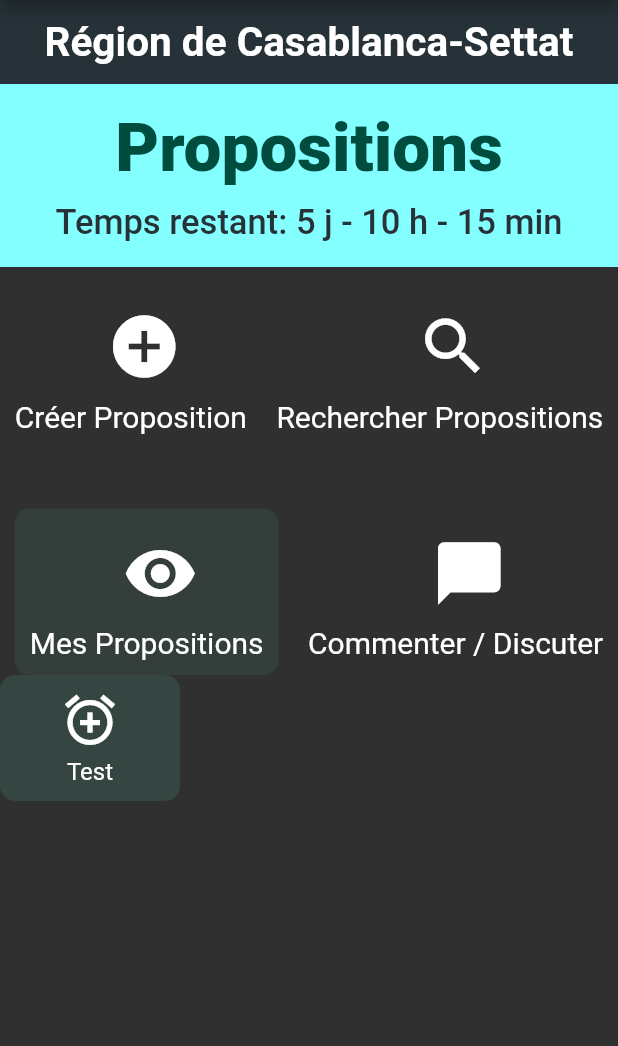
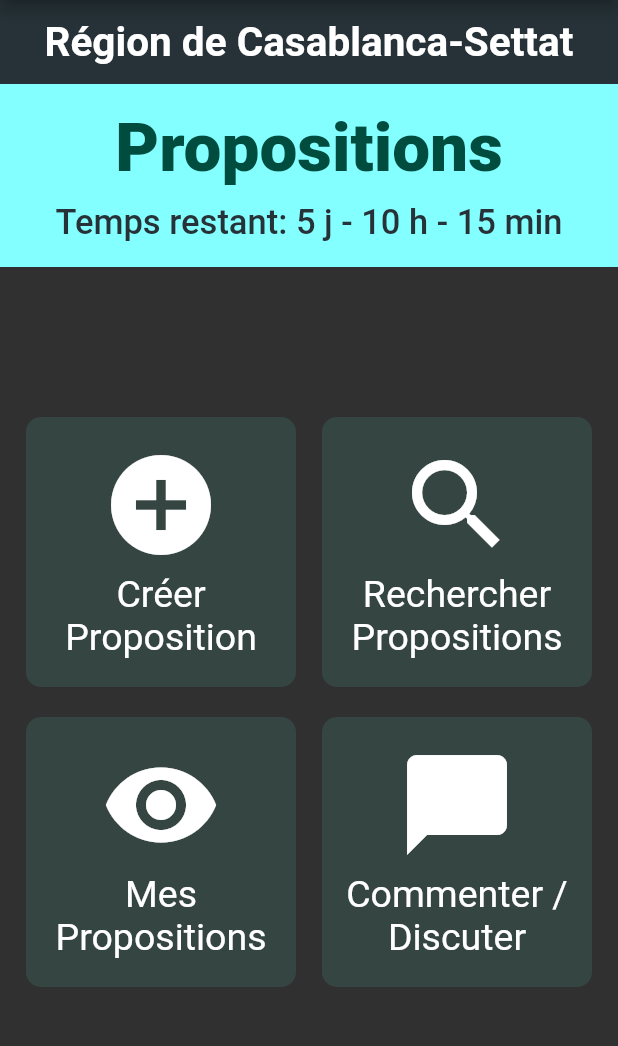
Before and after one commit to Beereex/EduPulse, a Flutter app: the screen it shows once a user with an empty profile is signed in, on a phone screen of 412 x 824 dp, the part 84-1130 px from its top. Run offline on Flutter 3.47's test engine with Material 2 defaults, Android fonts, the phone set to English and light mode, and no system bars; our stand-ins replace cloud_firestore, firebase_auth, firebase_core; accounts and stored records are empty.

```diff
--- a/lib/screens/home/home.dart
+++ b/lib/screens/home/home.dart
@@ -11,7 +11,10 @@ class Home extends StatelessWidget {
   // Example data (replace with your actual data)
   String currentPhase = "Propositions";
   Duration timeRemaining = const Duration(days: 5, hours: 10, minutes: 15);
-  String userRegion = "Région de Casablanca-Settat"; // Example region
+  String userRegion = "Région de Casablanca-Settat";
+  double buttonFontSize = 25;
+  double buttonBoxSize = 180;
+  double buttonIconSize = 80;
 
   void showNotificationsMenu(BuildContext context) {
     // Add your code to show the notifications menu here
@@ -159,6 +162,7 @@ class Home extends StatelessWidget {
               alignment: Alignment.center,
               child: Text(
                 userRegion,
+                textAlign: TextAlign.center,
                 style: const TextStyle(
                   color: Colors.white,
                   fontSize: 27,
@@ -194,105 +198,59 @@ class Home extends StatelessWidget {
                 ],
               ),
             ),
-            const SizedBox(height: 20), // Add spacing between phase info and buttons
+            const SizedBox(height: 100), // Add spacing between phase info and buttons
             Center(
               child: Row(
-                mainAxisAlignment: MainAxisAlignment.spaceAround,
+                mainAxisAlignment: MainAxisAlignment.spaceEvenly,
                 crossAxisAlignment: CrossAxisAlignment.center,
                 children: [
-                  Column(
-                    children: [
-                      IconButton(
-                        icon: Icon(Icons.add_circle, size: 50),
-                        onPressed: () {
-                          // Add logic for creating a proposition
-                        },
-                      ),
-                      SizedBox(height: 20,),
-                      Text(
-                        "Créer Proposition",
-                        style: TextStyle(fontSize: 20),
-                      ),
-                    ],
+                  HomeButton(
+                      iconData: Icons.add_circle,
+                      text: "Créer Proposition",
+                      backgroundColor: Colors.tealAccent.withOpacity(0.1),
+                      fontSize: buttonFontSize,
+                      iconSize: buttonIconSize,
+                      boxSize: buttonBoxSize,
+                      onTap: (){}
                   ),
-                  Column(
-                    mainAxisAlignment: MainAxisAlignment.center,
-                    crossAxisAlignment: CrossAxisAlignment.center,
-                    children: [
-                      IconButton(
-                        icon: Icon(Icons.search, size: 50),
-                        onPressed: () {
-                          // Add logic for searching propositions
-                        },
-                      ),
-                      SizedBox(height: 20,),
-                      Text(
-                        "Rechercher Propositions",
-                        style: TextStyle(fontSize: 20),
-                      ),
-                    ],
+                  HomeButton(
+                      iconData: Icons.search,
+                      text: "Rechercher Propositions",
+                      backgroundColor: Colors.tealAccent.withOpacity(0.1),
+                      fontSize: buttonFontSize,
+                      iconSize: buttonIconSize,
+                      boxSize: buttonBoxSize,
+                      onTap: (){}
                   ),
                 ],
               ),
             ),
-            SizedBox(height: 50),
+            SizedBox(height: 20),
             Center(
               child: Row(
-                mainAxisAlignment: MainAxisAlignment.spaceAround,
+                mainAxisAlignment: MainAxisAlignment.spaceEvenly,
                 crossAxisAlignment: CrossAxisAlignment.center,
                 children: [
-                  Container(
-                    padding: EdgeInsets.all(10.0),
-                    decoration: BoxDecoration(
-                      color: Colors.tealAccent.withOpacity(0.07),
-                      borderRadius: BorderRadius.all(Radius.circular(10.0)),
-                    ),
-                    child: Column(
-                      children: [
-                        IconButton(
-                          icon: Icon(Icons.visibility, size: 50),
-                          onPressed: () {
-                            // Add logic for viewing user's propositions
-                          },
-                        ),
-                        SizedBox(height: 20,),
-                        Text(
-                          "Mes Propositions",
-                          style: TextStyle(fontSize: 20),
-                        ),
-                      ],
-                    ),
+                  HomeButton(
+                      iconData: Icons.visibility,
+                      text: "Mes Propositions",
+                      backgroundColor: Colors.tealAccent.withOpacity(0.1),
+                      fontSize: buttonFontSize,
+                      iconSize: buttonIconSize,
+                      boxSize: buttonBoxSize,
+                      onTap: (){}
                   ),
-                  Column(
-                    children: [
-                      IconButton(
-                        icon: Icon(Icons.chat_bubble, size: 50),
-                        onPressed: () {
-                          // Add logic for chatting or commenting
-                        },
-                      ),
-                      SizedBox(height: 20,),
-                      Text(
-                        "Commenter / Discuter",
-                        style: TextStyle(fontSize: 20),
-                      ),
-                    ],
+                  HomeButton(
+                      iconData: Icons.chat_bubble,
+                      text: "Commenter / Discuter",
+                      backgroundColor: Colors.tealAccent.withOpacity(0.1),
+                      fontSize: buttonFontSize,
+                      iconSize: buttonIconSize,
+                      boxSize: buttonBoxSize,
+                      onTap: (){}
                   ),
                 ],
               ),
-            ),
-            Row(
-              children: [
-                Column(
-                  children: [
-                    HomeButton(
-                      iconData: Icons.add_alarm,
-                      text: 'Test',
-                      backgroundColor: Colors.tealAccent.withOpacity(0.1),
-                      onTap: () { print("huh"); },)
-                  ],
-                ),
-              ],
             ),
           ],
         ),
--- a/lib/screens/home/home_button.dart
+++ b/lib/screens/home/home_button.dart
@@ -4,7 +4,10 @@ class HomeButton extends StatelessWidget {
   final IconData iconData;
   final String text;
   final Color backgroundColor;
-  final VoidCallback onTap; // Callback function for tap
+  final VoidCallback onTap;
+  final double fontSize;
+  final double boxSize;
+  final double iconSize;// Callback function for tap
 
   const HomeButton({
     Key? key,
@@ -12,6 +15,9 @@ class HomeButton extends StatelessWidget {
     required this.text,
     required this.backgroundColor,
     required this.onTap,
+    required this.fontSize,
+    required this.boxSize,
+    required this.iconSize,
   }) : super(key: key);
 
   @override
@@ -19,7 +25,8 @@ class HomeButton extends StatelessWidget {
     return GestureDetector(
       onTap: onTap, // Attach the onTap callback here
       child: Container(
-        width: 120, // Adjust the width as needed
+        width: boxSize,
+        height: boxSize,
         padding: EdgeInsets.all(10),
         decoration: BoxDecoration(
           color: backgroundColor,
@@ -30,7 +37,7 @@ class HomeButton extends StatelessWidget {
           children: [
             Icon(
               iconData,
-              size: 40,
+              size: iconSize,
               color: Colors.white,
             ),
             SizedBox(height: 5),
@@ -38,7 +45,7 @@ class HomeButton extends StatelessWidget {
               text,
               style: TextStyle(
                 color: Colors.white,
-                fontSize: 16,
+                fontSize: fontSize,
               ),
               textAlign: TextAlign.center,
             ),
```
